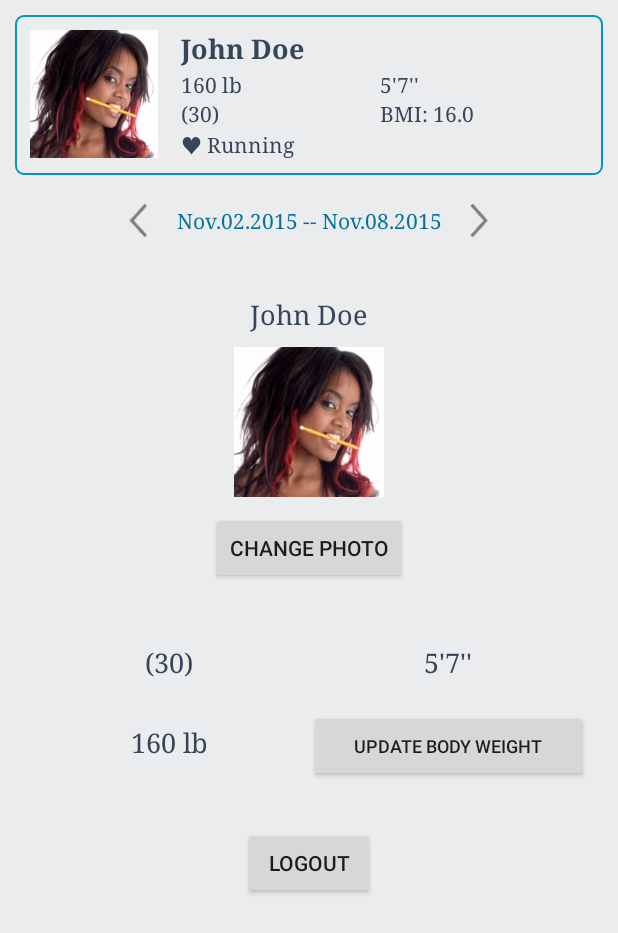
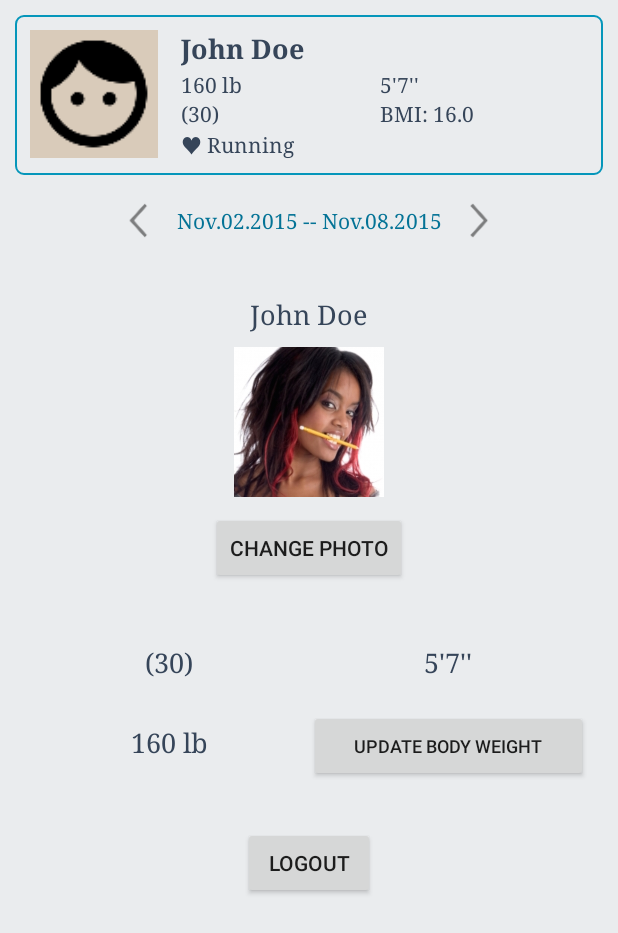
Before and after one commit to dreganism/PennSHAPE, an Android app: the fragment PSSettingFragmentTab placed in its activity, on a phone screen of 412 x 824 dp. Shown: the top 933 px of the screen. Run offline under Robolectric (Android 15) with nearby library versions, the light colour scheme and no system bars; our stand-ins replace Picasso; libraries missing offline, so code that uses them is left out: com.github.mikephil.charting; plain views replace BarChart; pictures from the network do not load; 39 statements that could not run were skipped.

Commit message:
user photo download

```diff
--- a/Client/Android/PennSHAPE/app/build.gradle
+++ b/Client/Android/PennSHAPE/app/build.gradle
@@ -23,4 +23,5 @@ dependencies {
     compile fileTree(dir: 'libs', include: ['*.jar'])
     compile 'com.android.support:appcompat-v7:22.2.1'
     compile files('libs/mpandroidchartlibrary-2-1-5.jar')
+    compile files('libs/picasso-2.5.2.jar')
 }
--- a/Client/Android/PennSHAPE/app/src/main/java/com/pennshape/app/activity/PSLoginActivity.java
+++ b/Client/Android/PennSHAPE/app/src/main/java/com/pennshape/app/activity/PSLoginActivity.java
@@ -2,6 +2,7 @@ package com.pennshape.app.activity;
 
 import android.app.Activity;
 import android.app.AlertDialog;
+import android.app.ProgressDialog;
 import android.content.Intent;
 import android.content.res.AssetManager;
 import android.os.Bundle;
@@ -26,6 +27,7 @@ import java.io.InputStream;
 public class PSLoginActivity extends Activity implements PSHttpTaskRequest.PSHttpTaskRequestHandler{
     EditText userName;
     EditText userPIN;
+    ProgressDialog progress;
 
     @Override
     protected void onCreate(Bundle savedInstanceState) {
@@ -62,6 +64,7 @@ public class PSLoginActivity extends Activity implements PSHttpTaskRequest.PSHtt
             showSampleData();
         }else{
             login();
+            progress = ProgressDialog.show(this, "Loading...", "Please wait", true);
         }
     }
 
@@ -109,10 +112,12 @@ public class PSLoginActivity extends Activity implements PSHttpTaskRequest.PSHtt
             String userID = (String)result;
             if(userID.length()==0){
                 displayError("Invalid user ID");
+                if(progress!=null) progress.dismiss();
             }else{
                 pullUserData(userID);
             }
         }else if(request instanceof PSUserDataTaskRequest) {
+            if(progress!=null) progress.dismiss();
             JSONObject userData = (JSONObject)result;
             try {
                 PSDataStore.getInstance().reloadFronJson(userData);
@@ -129,6 +134,7 @@ public class PSLoginActivity extends Activity implements PSHttpTaskRequest.PSHtt
 
     @Override
     public void onFailure(PSHttpTaskRequest request, String error) {
+        if(progress!=null) progress.dismiss();
         displayError(error);
     }
 }
--- a/Client/Android/PennSHAPE/app/src/main/java/com/pennshape/app/fragment/PSAnalyticsFragmentTab.java
+++ b/Client/Android/PennSHAPE/app/src/main/java/com/pennshape/app/fragment/PSAnalyticsFragmentTab.java
@@ -33,6 +33,7 @@ import com.pennshape.app.model.PSUserDataCollection;
 import com.pennshape.app.model.PSUtil;
 import com.pennshape.app.view.PSDailyDataMarkerView;
 import com.pennshape.app.view.PSDatePickerView;
+import com.squareup.picasso.Picasso;
 
 import org.w3c.dom.Text;
 
@@ -71,7 +72,10 @@ public class PSAnalyticsFragmentTab extends Fragment {
         bwi.setText("BMI: " + user.getBMIDesc());
         //Set image
         ImageView imageView = (ImageView)v.findViewById(R.id.image);
-        imageView.setImageResource(R.drawable.sample_photo_1);
+        //imageView.setImageResource(R.drawable.sample_photo_1);
+        Picasso.with(v.getContext())
+                .load(user.getPhoto())
+                .into(imageView);
     }
 
     private void setupControls(View view){
--- a/Client/Android/PennSHAPE/app/src/main/java/com/pennshape/app/model/PSDataStore.java
+++ b/Client/Android/PennSHAPE/app/src/main/java/com/pennshape/app/model/PSDataStore.java
@@ -23,6 +23,7 @@ public class PSDataStore {
     public static PSDataStore getInstance() {
         return sharedInstance;
     }
+    private PSDataStore(){}
 
     public void reloadFromInputStream(InputStream is) {
         try {
--- a/Client/Android/PennSHAPE/app/src/main/java/com/pennshape/app/view/PSUserInfoSelectionView.java
+++ b/Client/Android/PennSHAPE/app/src/main/java/com/pennshape/app/view/PSUserInfoSelectionView.java
@@ -11,6 +11,7 @@ import android.widget.TextView;
 
 import com.pennshape.app.R;
 import com.pennshape.app.model.PSUser;
+import com.squareup.picasso.Picasso;
 
 /**
  * Created by hasun on 10/25/15.
@@ -68,6 +69,10 @@ public class PSUserInfoSelectionView extends RelativeLayout {
             imageView.setImageResource(R.drawable.sample_photo_3);
         }else if (userModel.getID().equals("9004")){
             imageView.setImageResource(R.drawable.sample_photo_4);
+        }else{
+            Picasso.with(getContext())
+                    .load(userModel.getPhoto())
+                    .into(imageView);
         }
     }
 
--- a/Client/Android/PennSHAPE/app/src/main/res/layout/ps_activity_login.xml
+++ b/Client/Android/PennSHAPE/app/src/main/res/layout/ps_activity_login.xml
@@ -45,6 +45,7 @@
         android:layout_centerHorizontal="true"
         android:layout_centerVertical="true"
         android:gravity="center"
-        android:hint="@string/ps_login_user_pin_hint"/>
+        android:hint="@string/ps_login_user_pin_hint"
+        android:visibility="gone"/>
 
 </RelativeLayout>
--- a/Client/Android/PennSHAPE/app/src/main/res/layout/ps_fragment_analytics.xml
+++ b/Client/Android/PennSHAPE/app/src/main/res/layout/ps_fragment_analytics.xml
@@ -14,8 +14,8 @@
         android:background="@drawable/ps_border"
         android:padding="10dp">
         <ImageView
-            android:layout_width="85dp"
-            android:layout_height="85dp"
+            android:layout_width="@dimen/ps_user_photo_size"
+            android:layout_height="@dimen/ps_user_photo_size"
             android:id="@+id/image"
             android:background="@color/ps_light_bg"
             android:src="@drawable/img_face_black"/>
--- a/Client/Android/PennSHAPE/app/src/main/res/values/dimens.xml
+++ b/Client/Android/PennSHAPE/app/src/main/res/values/dimens.xml
@@ -4,4 +4,5 @@
     <dimen name="activity_vertical_margin">16dp</dimen>
     <dimen name="ps_button_login_width">150dp</dimen>
     <dimen name="ps_user_edit_login_width">250dp</dimen>
+    <dimen name="ps_user_photo_size">85dp</dimen>
 </resources>
```
